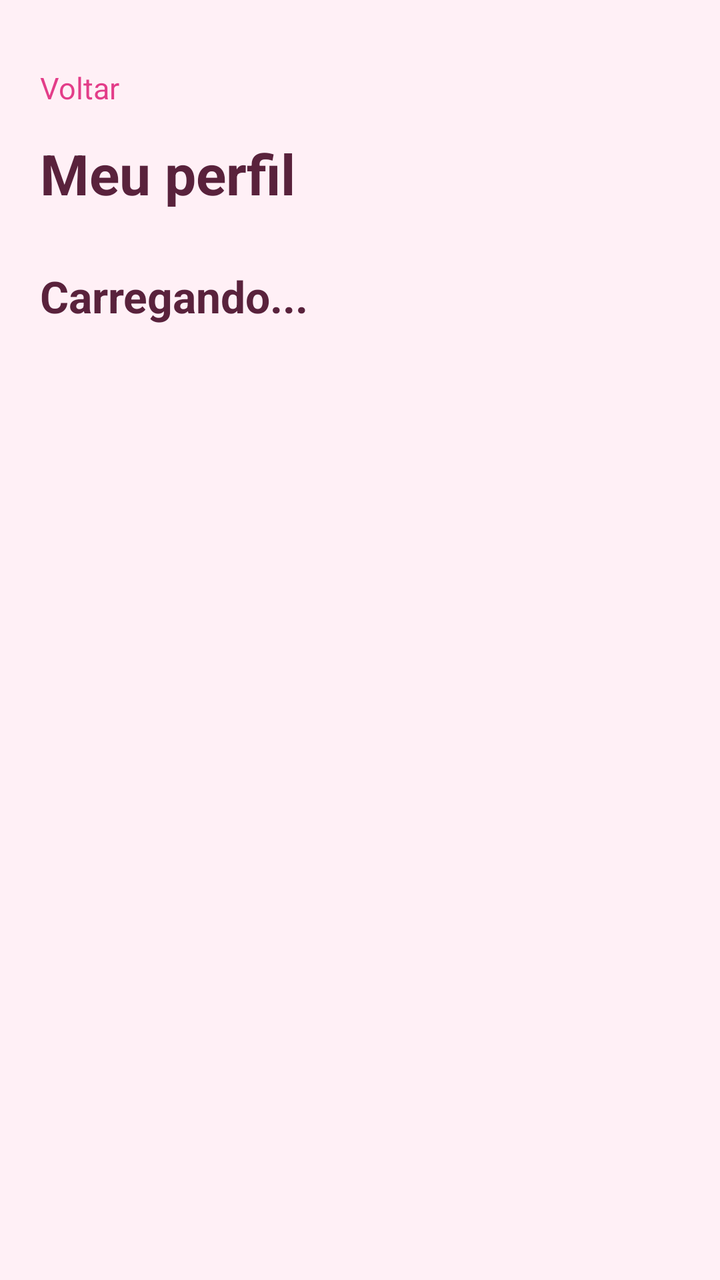
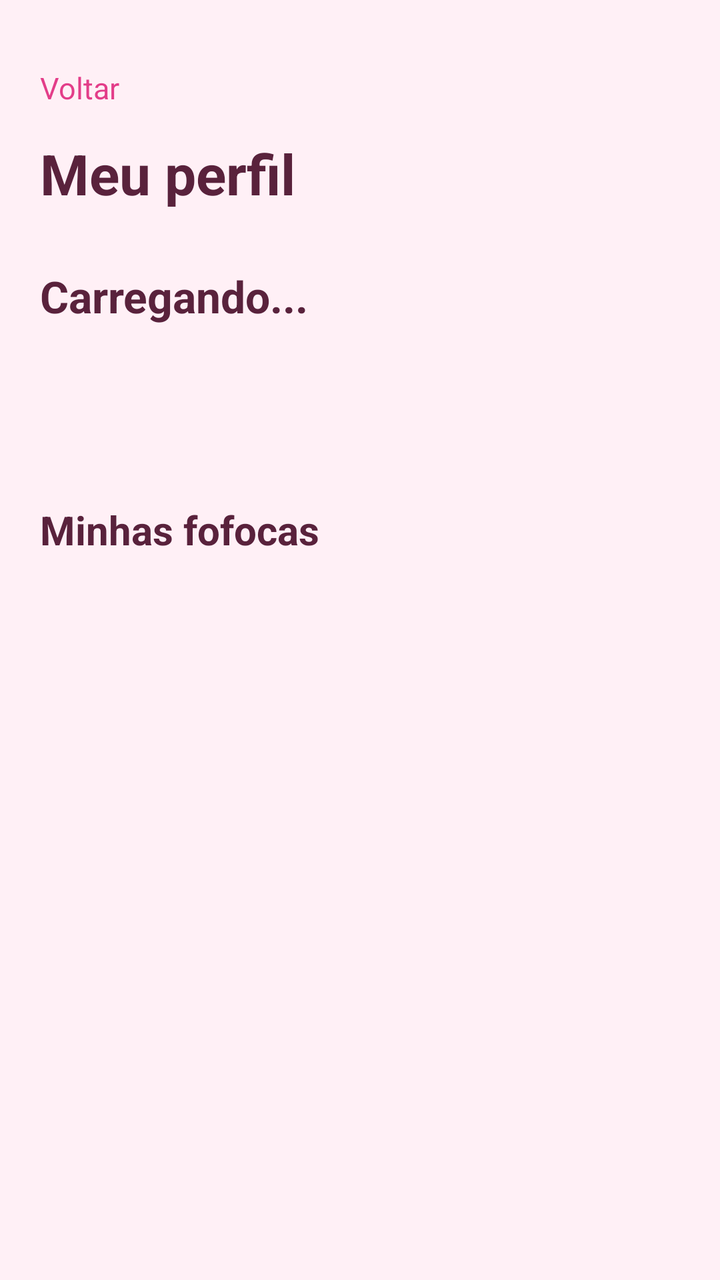

The first picture is an Android layout as it rendered before a commit; the second is the same layout after the commit. The layout source and the unified diff follow.
<!-- AndroidManifest.xml: application theme Theme.Fofoca -->
<!-- res/layout/activity_perfil.xml -->
<?xml version="1.0" encoding="utf-8"?>
<LinearLayout
    xmlns:android="http://schemas.android.com/apk/res/android"
    android:id="@+id/main"
    android:layout_width="match_parent"
    android:layout_height="match_parent"
    android:orientation="vertical"
    android:background="@color/fofoca_fundo"
    android:padding="20dp">

    <TextView
        android:id="@+id/tvVoltarPerfil"
        android:layout_width="wrap_content"
        android:layout_height="48dp"
        android:gravity="center_vertical"
        android:text="Voltar"
        android:textSize="15sp"
        android:textColor="@color/fofoca_rosa"/>

    <TextView
        android:layout_width="match_parent"
        android:layout_height="wrap_content"
        android:text="Meu perfil"
        android:textSize="28sp"
        android:textStyle="bold"
        android:textColor="@color/fofoca_texto"/>

    <TextView
        android:id="@+id/tvNomePerfil"
        android:layout_width="match_parent"
        android:layout_height="wrap_content"
        android:layout_marginTop="28dp"
        android:text="Carregando..."
        android:textSize="22sp"
        android:textStyle="bold"
        android:textColor="@color/fofoca_texto"/>

    <TextView
        android:id="@+id/tvUsuarioPerfil"
        android:layout_width="match_parent"
        android:layout_height="wrap_content"
        android:layout_marginTop="6dp"
        android:textSize="16sp"
        android:textColor="@color/fofoca_rosa"/>

    <TextView
        android:id="@+id/tvEmailPerfil"
        android:layout_width="match_parent"
        android:layout_height="wrap_content"
        android:layout_marginTop="14dp"
        android:textSize="14sp"
        android:textColor="@color/fofoca_secundario"/>

</LinearLayout>
<!-- resources referenced by this layout -->
<resources>
  <color name="fofoca_fundo">#FFF0F6</color>
  <color name="fofoca_rosa">#E33D89</color>
  <color name="fofoca_secundario">#986E84</color>
  <color name="fofoca_texto">#59223C</color>
  <style name="Theme.Fofoca" parent="Base.Theme.Fofoca" />
  <style name="Base.Theme.Fofoca" parent="Theme.Material3.DayNight.NoActionBar">
          
          
      </style>
</resources>

<!-- the commit's change to res/layout/activity_perfil.xml (unified diff, before → after) -->
@@ -51,4 +51,32 @@
         android:textSize="14sp"
         android:textColor="@color/fofoca_secundario"/>
 
+
+    <TextView
+        android:layout_width="match_parent"
+        android:layout_height="wrap_content"
+        android:layout_marginTop="28dp"
+        android:text="Minhas fofocas"
+        android:textSize="20sp"
+        android:textStyle="bold"
+        android:textColor="@color/fofoca_texto"/>
+
+    <TextView
+        android:id="@+id/tvSemPostsPerfil"
+        android:layout_width="match_parent"
+        android:layout_height="wrap_content"
+        android:layout_marginTop="16dp"
+        android:text="Nenhuma fofoca publicada ainda."
+        android:textSize="14sp"
+        android:textColor="@color/fofoca_secundario"
+        android:visibility="gone"/>
+
+    <androidx.recyclerview.widget.RecyclerView
+        android:id="@+id/rvPostsPerfil"
+        android:layout_width="match_parent"
+        android:layout_height="0dp"
+        android:layout_weight="1"
+        android:layout_marginTop="16dp"
+        android:clipToPadding="false"/>
+
 </LinearLayout>
